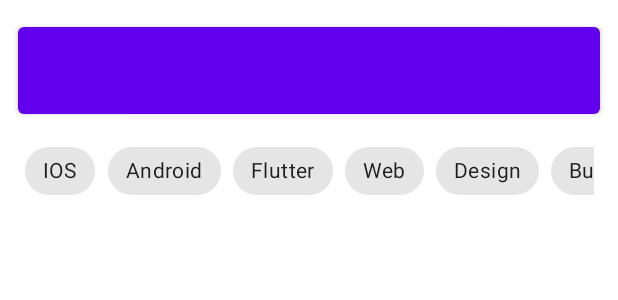
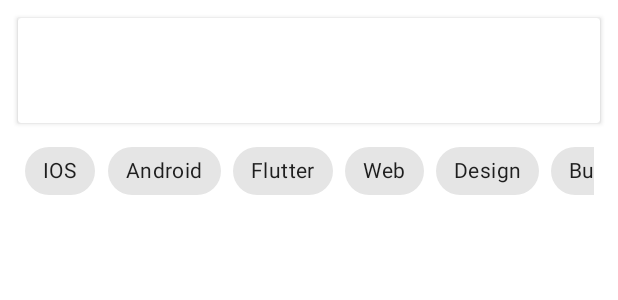
Before and after one commit to egor-baranov/ICTHack2App, an Android app: the layout fragment_main.xml on its own in the app's theme, with its tools: preview values and no code run, on a phone screen of 412 x 824 dp. Shown: the top 300 px of the screen. Run offline under Robolectric (Android 15) with nearby library versions, the phone set to English and light mode, and no system bars; Roboto replaces fonts that are not available here.

Commit message:
💄 Updated fragment_main, fragment_notifications ui

```diff
--- a/app/src/main/res/layout/fragment_main.xml
+++ b/app/src/main/res/layout/fragment_main.xml
@@ -1,29 +1,33 @@
 <?xml version="1.0" encoding="utf-8"?>
-<layout xmlns:android="http://schemas.android.com/apk/res/android"
+<androidx.constraintlayout.widget.ConstraintLayout xmlns:android="http://schemas.android.com/apk/res/android"
     xmlns:app="http://schemas.android.com/apk/res-auto"
-    xmlns:tools="http://schemas.android.com/tools">
-
-
-    <FrameLayout
+    xmlns:tools="http://schemas.android.com/tools"
     android:layout_width="match_parent"
     android:layout_height="match_parent"
     tools:context=".fragments.MainFragment">
 
-
-        <Button
-            android:id="@+id/button"
+    <androidx.cardview.widget.CardView
+        android:id="@+id/searchBox"
         android:layout_width="match_parent"
         android:layout_height="70dp"
-            android:layout_margin="12dp"/>
+        android:layout_margin="12dp"
+        android:layout_marginStart="16dp"
+        android:layout_marginTop="16dp"
+        android:layout_marginEnd="16dp"
+        android:clickable="true"
+        android:elevation="8dp"
+        app:layout_constraintEnd_toStartOf="@+id/searchCardView"
+        app:layout_constraintStart_toEndOf="@+id/searchCardView"
+        app:layout_constraintTop_toTopOf="parent" />
 
     <androidx.core.widget.NestedScrollView
         android:layout_width="match_parent"
         android:layout_height="match_parent"
         android:layout_marginTop="90dp">
+
         <androidx.constraintlayout.widget.ConstraintLayout
             android:layout_width="match_parent"
             android:layout_height="match_parent">
-
 
             <HorizontalScrollView
                 android:id="@+id/horizontalScrollView"
@@ -31,9 +35,9 @@
                 android:layout_height="wrap_content"
                 android:layout_marginHorizontal="16dp"
                 android:scrollbars="none"
-                    app:layout_constraintTop_toTopOf="parent"
                 app:layout_constraintEnd_toEndOf="parent"
-                    app:layout_constraintStart_toStartOf="parent">
+                app:layout_constraintStart_toStartOf="parent"
+                app:layout_constraintTop_toTopOf="parent">
 
                 <com.google.android.material.chip.ChipGroup
                     android:layout_width="wrap_content"
@@ -104,21 +108,14 @@
                 android:id="@+id/recyclerviewMain"
                 android:layout_width="match_parent"
                 android:layout_height="wrap_content"
-                    android:overScrollMode="never"
                 android:layout_margin="16dp"
                 android:minHeight="100dp"
+                android:overScrollMode="never"
                 app:layoutManager="androidx.recyclerview.widget.LinearLayoutManager"
                 app:layout_constraintEnd_toEndOf="parent"
                 app:layout_constraintStart_toStartOf="parent"
                 app:layout_constraintTop_toBottomOf="@+id/horizontalScrollView" />
 
         </androidx.constraintlayout.widget.ConstraintLayout>
-
-
     </androidx.core.widget.NestedScrollView>
-
-
-
-
-    </FrameLayout>
-</layout>
+</androidx.constraintlayout.widget.ConstraintLayout>
--- a/app/src/main/res/layout/fragment_notifications.xml
+++ b/app/src/main/res/layout/fragment_notifications.xml
@@ -1,9 +1,8 @@
 <?xml version="1.0" encoding="utf-8"?>
-<layout xmlns:android="http://schemas.android.com/apk/res/android"
+
+<FrameLayout xmlns:android="http://schemas.android.com/apk/res/android"
+    xmlns:app="http://schemas.android.com/apk/res-auto"
     xmlns:tools="http://schemas.android.com/tools"
-    xmlns:app="http://schemas.android.com/apk/res-auto">
-
-    <FrameLayout
     android:layout_width="match_parent"
     android:layout_height="match_parent"
     tools:context=".fragments.NotificationsFragment">
@@ -12,7 +11,5 @@
         android:id="@+id/recyclerviewNotifications"
         android:layout_width="match_parent"
         android:layout_height="match_parent"
-            app:layoutManager="androidx.recyclerview.widget.LinearLayoutManager"/>
-
+        app:layoutManager="androidx.recyclerview.widget.LinearLayoutManager" />
 </FrameLayout>
-</layout>
```
Lines whose indentation alone changed are shown as unchanged.
